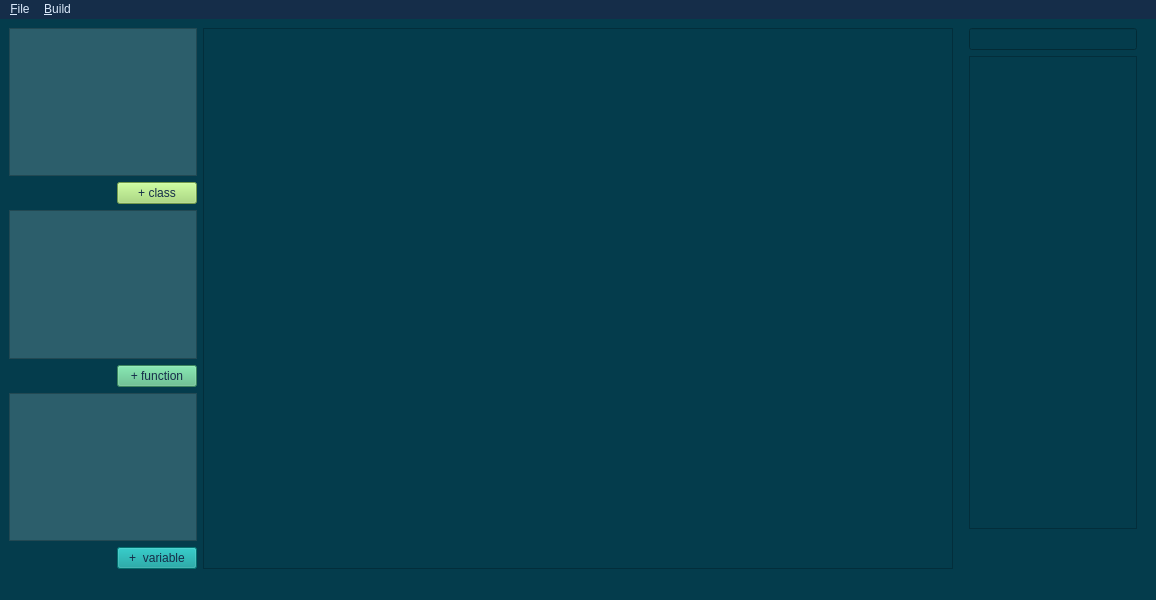
The window that mainwindow.ui (Alienso/MainAnt) describes before a commit, drawn with Qt 5.
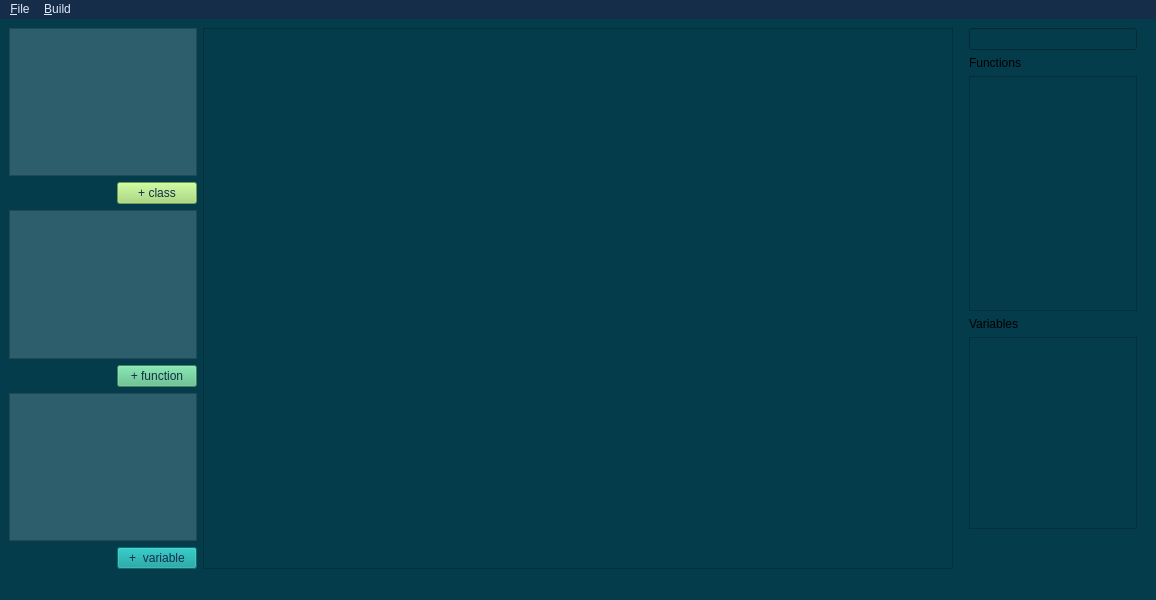
The same window after the commit. Custom widgets are drawn as their Qt base class.

Commit message:
feat: Dodat deo na ekranu gde se mogu videti deklarisane promenljive
*Dodaat novi listWidget u koji se upisuju promenljive
*Implementirano da kada se promenljiva doda doda se i njena ref u listWidget

```diff
--- a/mainwindow.ui
+++ b/mainwindow.ui
@@ -199,7 +199,7 @@
      <widget class="CustomGraphicsView" name="StagingArea"/>
     </item>
     <item>
-     <layout class="QVBoxLayout" name="verticalLayout_3" stretch="0,2,0">
+     <layout class="QVBoxLayout" name="verticalLayout_3" stretch="0,0,2,0,0,0">
       <property name="leftMargin">
        <number>10</number>
       </property>
@@ -209,6 +209,13 @@
       <item>
        <widget class="SearchBar" name="searchBar"/>
       </item>
+      <item>
+       <widget class="QLabel" name="label">
+        <property name="text">
+         <string>Functions</string>
+        </property>
+       </widget>
+      </item>
       <item>
        <widget class="QListWidget" name="listWidget">
         <property name="styleSheet">
@@ -216,6 +223,16 @@
         </property>
        </widget>
       </item>
+      <item>
+       <widget class="QLabel" name="label_2">
+        <property name="text">
+         <string>Variables</string>
+        </property>
+       </widget>
+      </item>
+      <item>
+       <widget class="QListWidget" name="listVars"/>
+      </item>
       <item>
        <spacer name="verticalSpacer">
         <property name="orientation">
```
Left out of the diff: 2 changed lines with no effect on the pictures. The commit also changes 1 other file.
